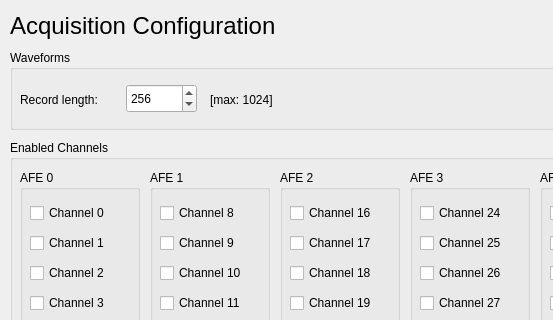
The window that dialogacquisitionconfiguration.ui (ecristal/daphne_gui) describes before a commit, drawn with Qt 5; both pictures show x 0 to 553 and y 0 to 320 of the 682 by 556 pixel window.
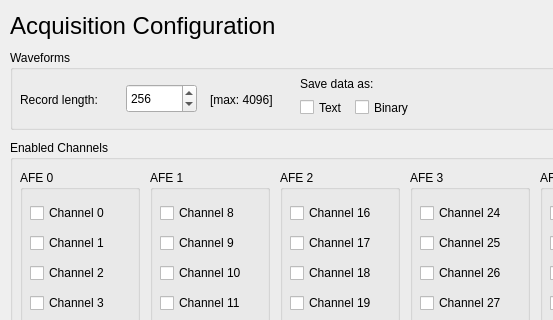
The same window after the commit.

Commit message: Added capability to choose the format for data storing: text or binary; hopefully a speed increase will follow; bump to version v2_00_12

```diff
--- a/dialogacquisitionconfiguration.ui
+++ b/dialogacquisitionconfiguration.ui
@@ -101,7 +101,46 @@
      </rect>
     </property>
     <property name="text">
-     <string>[max: 1024]</string>
+     <string>[max: 4096]</string>
+    </property>
+   </widget>
+   <widget class="QCheckBox" name="checkBoxSaveText">
+    <property name="geometry">
+     <rect>
+      <x>290</x>
+      <y>47</y>
+      <width>51</width>
+      <height>21</height>
+     </rect>
+    </property>
+    <property name="text">
+     <string>Text</string>
+    </property>
+   </widget>
+   <widget class="QCheckBox" name="checkBoxSaveBinary">
+    <property name="geometry">
+     <rect>
+      <x>345</x>
+      <y>47</y>
+      <width>61</width>
+      <height>21</height>
+     </rect>
+    </property>
+    <property name="text">
+     <string>Binary</string>
+    </property>
+   </widget>
+   <widget class="QLabel" name="label_5">
+    <property name="geometry">
+     <rect>
+      <x>290</x>
+      <y>24</y>
+      <width>101</width>
+      <height>20</height>
+     </rect>
+    </property>
+    <property name="text">
+     <string>Save data as:</string>
     </property>
    </widget>
   </widget>
```
The commit also changes 6 other files.
